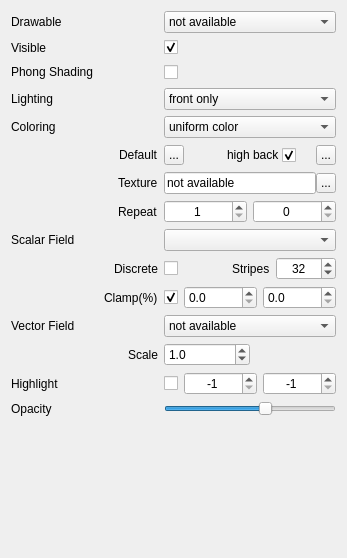
Above: applications/Mapple/widgets/widget_drawable_triangles.ui from LiangliangNan/Easy3D before the change. Below: the same form after it.
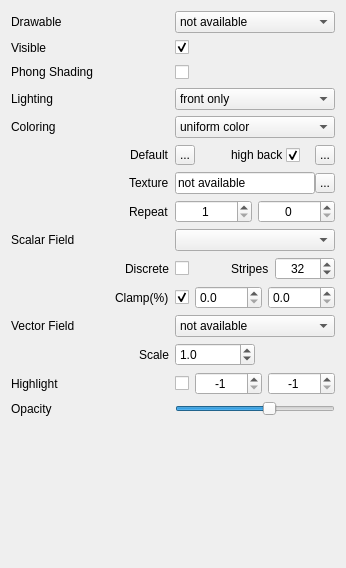
That is the form after the change. Icons and pictures are not drawn.

Commit message: allow discrete colormap textures

The edit to the form file:
```diff
--- a/applications/Mapple/widgets/widget_drawable_triangles.ui
+++ b/applications/Mapple/widgets/widget_drawable_triangles.ui
@@ -6,8 +6,8 @@
    <rect>
     <x>0</x>
     <y>0</y>
-    <width>347</width>
-    <height>558</height>
+    <width>346</width>
+    <height>568</height>
    </rect>
   </property>
   <property name="sizePolicy">
@@ -30,7 +30,7 @@
   </property>
   <layout class="QVBoxLayout" name="verticalLayout">
    <item>
-    <layout class="QGridLayout" name="gridLayout_2">
+    <layout class="QGridLayout" name="gridLayout">
      <item row="0" column="0">
       <widget class="QLabel" name="labelDrawableName">
        <property name="maximumSize">
@@ -44,7 +44,7 @@
        </property>
       </widget>
      </item>
-     <item row="0" column="1" colspan="3">
+     <item row="0" column="1">
       <widget class="QComboBox" name="comboBoxDrawables">
        <property name="toolTip">
         <string>Select the drawable to be visualized</string>
@@ -69,7 +69,7 @@
        </property>
       </widget>
      </item>
-     <item row="1" column="1" colspan="3">
+     <item row="1" column="1">
       <layout class="QHBoxLayout" name="horizontalLayoutVisible">
        <property name="spacing">
         <number>-1</number>
@@ -109,7 +109,7 @@
        </property>
       </widget>
      </item>
-     <item row="2" column="1" colspan="3">
+     <item row="2" column="1">
       <layout class="QHBoxLayout" name="horizontalLayoutPhone">
        <property name="spacing">
         <number>-1</number>
@@ -158,7 +158,7 @@
        </property>
       </widget>
      </item>
-     <item row="3" column="1" colspan="3">
+     <item row="3" column="1">
       <widget class="QComboBox" name="comboBoxLightingOptions">
        <property name="toolTip">
         <string>Select how lighting is implemented</string>
@@ -187,7 +187,7 @@
        </property>
       </widget>
      </item>
-     <item row="4" column="1" colspan="3">
+     <item row="4" column="1">
       <widget class="QComboBox" name="comboBoxColorScheme">
        <property name="toolTip">
         <string>Select how color is assigned to each face</string>
@@ -228,7 +228,7 @@
        </item>
       </layout>
      </item>
-     <item row="5" column="1" colspan="3">
+     <item row="5" column="1">
       <layout class="QHBoxLayout" name="horizontalLayoutDefaultColor">
        <property name="spacing">
         <number>0</number>
@@ -329,7 +329,7 @@
          </property>
          <property name="sizeHint" stdset="0">
           <size>
-           <width>20</width>
+           <width>15</width>
            <height>0</height>
           </size>
          </property>
@@ -405,7 +405,7 @@
        </item>
       </layout>
      </item>
-     <item row="6" column="1" colspan="3">
+     <item row="6" column="1">
       <layout class="QHBoxLayout" name="horizontalLayoutTexture">
        <property name="spacing">
         <number>0</number>
@@ -504,7 +504,7 @@
        </item>
       </layout>
      </item>
-     <item row="7" column="1" colspan="3">
+     <item row="7" column="1">
       <layout class="QHBoxLayout" name="horizontalLayoutTextureRepeat">
        <item>
         <widget class="QSpinBox" name="spinBoxTextureRepeat">
@@ -580,7 +580,7 @@
        </property>
       </widget>
      </item>
-     <item row="8" column="1" colspan="3">
+     <item row="8" column="1">
       <widget class="QComboBox" name="comboBoxScalarFieldStyle">
        <property name="sizePolicy">
         <sizepolicy hsizetype="Expanding" vsizetype="Preferred">
@@ -626,15 +626,15 @@
        </item>
       </layout>
      </item>
-     <item row="9" column="1" colspan="2">
-      <widget class="QCheckBox" name="checkBoxScalarFieldDiscrete">
-       <property name="text">
-        <string/>
-       </property>
-      </widget>
-     </item>
-     <item row="9" column="3">
+     <item row="9" column="1">
       <layout class="QHBoxLayout" name="horizontalLayout_2">
+       <item>
+        <widget class="QCheckBox" name="checkBoxScalarFieldDiscrete">
+         <property name="text">
+          <string/>
+         </property>
+        </widget>
+       </item>
        <item>
         <spacer name="horizontalSpacer">
          <property name="orientation">
@@ -645,7 +645,7 @@
          </property>
          <property name="sizeHint" stdset="0">
           <size>
-           <width>30</width>
+           <width>10</width>
            <height>20</height>
           </size>
          </property>
@@ -685,7 +685,7 @@
           <set>Qt::AlignCenter</set>
          </property>
          <property name="minimum">
-          <number>2</number>
+          <number>4</number>
          </property>
          <property name="maximum">
           <number>128</number>
@@ -730,9 +730,9 @@
        </item>
       </layout>
      </item>
-     <item row="10" column="1" colspan="3">
-      <layout class="QGridLayout" name="gridLayout">
-       <item row="0" column="0">
+     <item row="10" column="1">
+      <layout class="QHBoxLayout" name="horizontalLayout_4">
+       <item>
         <widget class="QCheckBox" name="checkBoxScalarFieldClamp">
          <property name="toolTip">
           <string>Check to clamp the specified percent of lower and upper values.</string>
@@ -745,7 +745,7 @@
          </property>
         </widget>
        </item>
-       <item row="0" column="1">
+       <item>
         <widget class="QDoubleSpinBox" name="doubleSpinBoxScalarFieldClampLower">
          <property name="sizePolicy">
           <sizepolicy hsizetype="Expanding" vsizetype="Preferred">
@@ -764,7 +764,7 @@
          </property>
         </widget>
        </item>
-       <item row="0" column="2">
+       <item>
         <widget class="QDoubleSpinBox" name="doubleSpinBoxScalarFieldClampUpper">
          <property name="sizePolicy">
           <sizepolicy hsizetype="Expanding" vsizetype="Preferred">
@@ -804,7 +804,7 @@
        </property>
       </widget>
      </item>
-     <item row="11" column="1" colspan="3">
+     <item row="11" column="1">
       <widget class="QComboBox" name="comboBoxVectorField">
        <property name="toolTip">
         <string>Select the drawable to be visualized</string>
@@ -840,7 +840,7 @@
        </item>
       </layout>
      </item>
-     <item row="12" column="1" colspan="3">
+     <item row="12" column="1">
       <layout class="QHBoxLayout" name="horizontalLayoutVectorFieldLength">
        <property name="spacing">
         <number>0</number>
@@ -890,8 +890,8 @@
          </property>
          <property name="sizeHint" stdset="0">
           <size>
-           <width>0</width>
-           <height>0</height>
+           <width>13</width>
+           <height>13</height>
           </size>
          </property>
         </spacer>
@@ -906,14 +906,14 @@
       </widget>
      </item>
      <item row="13" column="1">
-      <widget class="QCheckBox" name="checkBoxHighlight">
-       <property name="text">
-        <string/>
-       </property>
-      </widget>
-     </item>
-     <item row="13" column="2" colspan="2">
-      <layout class="QHBoxLayout" name="horizontalLayoutHighlight">
+      <layout class="QHBoxLayout" name="horizontalLayout_3">
+       <item>
+        <widget class="QCheckBox" name="checkBoxHighlight">
+         <property name="text">
+          <string/>
+         </property>
+        </widget>
+       </item>
        <item>
         <widget class="QSpinBox" name="spinBoxHighlightMin">
          <property name="sizePolicy">
@@ -985,7 +985,7 @@
        </property>
       </widget>
      </item>
-     <item row="14" column="1" colspan="3">
+     <item row="14" column="1">
       <widget class="QSlider" name="horizontalSliderOpacity">
        <property name="toolTip">
         <string>The opacity of the surface</string>
```
Left out of the diff: 2 changed lines with no effect on the pictures. The commit also changes 5 other files.
